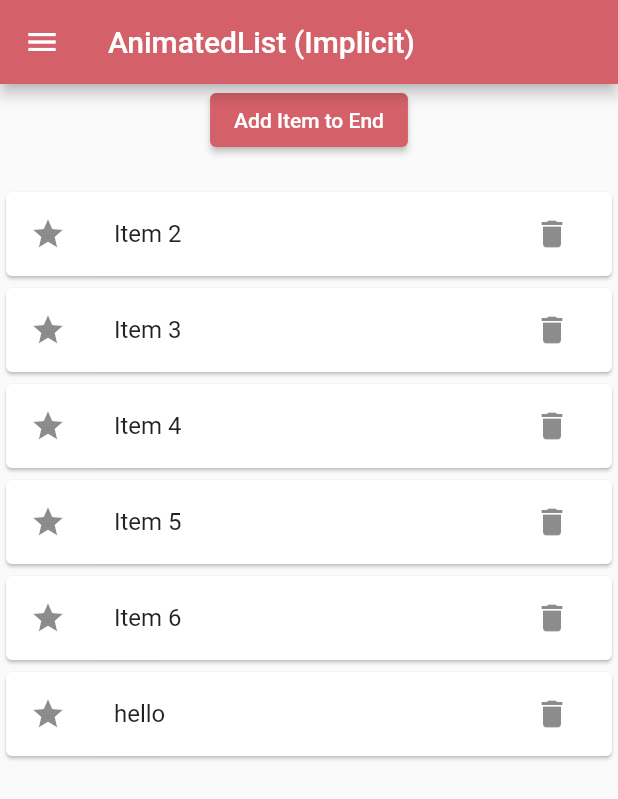
After one commit to BasakK6/flutter_animations, a Flutter app: the AnimatedListPage screen opened directly, after a tap on "Add Item to End", after a tap on the "delete" icon, on a phone screen of 412 x 824 dp. The commit adds this screen. Shown: the top 799 px of the screen. Run offline on Flutter 3.47's test engine with Material 2 defaults, Android fonts, the phone set to English and light mode, and no system bars.

Commit message:
feature: used some of the other animated widgets for implicit animations

```diff
--- a/lib/app_drawer.dart
+++ b/lib/app_drawer.dart
@@ -2,8 +2,12 @@ import 'package:flutter/material.dart';
 import 'package:flutter_animations/core/context_extensions.dart';
 import 'package:flutter_animations/features/implicit_animations/animated_container_page.dart';
 import 'package:flutter_animations/features/implicit_animations/animated_cross_fade_page.dart';
+import 'package:flutter_animations/features/implicit_animations/animated_default_textstyle_page.dart';
+import 'package:flutter_animations/features/implicit_animations/animated_list_page.dart';
+import 'package:flutter_animations/features/implicit_animations/animated_opacity_page.dart';
 import 'package:flutter_animations/features/implicit_animations/animated_padding_page.dart';
 import 'package:flutter_animations/features/implicit_animations/animated_positioned_page.dart';
+import 'package:flutter_animations/features/implicit_animations/animated_rotation_page.dart';
 import 'package:flutter_animations/features/set_state_animations/set_state_animation_page.dart';
 import 'package:flutter_animations/project/constants.dart';
 
@@ -148,6 +152,39 @@ class AppDrawer extends StatelessWidget {
                 newPage: const AnimatedCrossFadePage(),
               );
             }),
+        buildDrawerItem(
+            title: "Animated Opacity",
+            onTap: () {
+              goToPage(
+                context,
+                newPage: const AnimatedOpacityPage(),
+              );
+            }),
+        buildDrawerItem(
+            title: "Animated DefaultTextStyle",
+            onTap: () {
+              goToPage(
+                context,
+                newPage: const AnimatedDefaultTextStylePage(),
+              );
+            }),
+        buildDrawerItem(
+            title: "Animated Rotation",
+            onTap: () {
+              goToPage(
+                context,
+                newPage: const AnimatedRotationPage(),
+              );
+            }),
+        buildDrawerItem(
+            title: "Animated List",
+            onTap: () {
+              goToPage(
+                context,
+                newPage: const AnimatedListPage(),
+              );
+            }),
+
       ],
     );
   }
--- /dev/null
+++ b/lib/features/implicit_animations/animated_list_page.dart
@@ -0,0 +1,115 @@
+import 'package:flutter/material.dart';
+
+import 'package:flutter_animations/app_drawer.dart';
+import 'package:flutter_animations/core/duration_items.dart';
+
+class AnimatedListPage extends StatefulWidget {
+  const AnimatedListPage({Key? key}) : super(key: key);
+
+  @override
+  State<AnimatedListPage> createState() => _AnimatedListPageState();
+}
+
+class _AnimatedListPageState extends State<AnimatedListPage> {
+  final GlobalKey<AnimatedListState> _listKey = GlobalKey();
+  final Tween<Offset> _offset =
+      Tween(begin: const Offset(1, 0), end: Offset.zero);
+
+  List<String> listItems = [
+    "Item 1",
+    "Item 2",
+    "Item 3",
+    "Item 4",
+    "Item 5",
+    "Item 6",
+  ];
+
+  void removeFunction(int index) {
+    listItems.removeAt(index);
+    _listKey.currentState?.removeItem(index, (context, animation) {
+      return SlideTransition(
+        position: animation.drive(_offset),
+        child: ItemCard(
+          item: listItems[index],
+          index: index,
+          removeFunction: removeFunction,
+        ),
+      );
+    }, duration: const DurationItems.durationLow());
+  }
+
+  @override
+  Widget build(BuildContext context) {
+    return Scaffold(
+      appBar: AppBar(
+        title: const Text("AnimatedList (Implicit)"),
+      ),
+      drawer: const AppDrawer(),
+      body: Center(
+        child: Column(
+          mainAxisAlignment: MainAxisAlignment.center,
+          children: [
+            ElevatedButton(
+              onPressed: () {
+                setState(() {
+                  listItems.add("hello");
+                  _listKey.currentState?.insertItem(listItems.length - 1,
+                      duration: const DurationItems.durationLow());
+                });
+              },
+              child: const Text("Add Item to End"),
+            ),
+            const SizedBox(
+              height: 20,
+            ),
+            Expanded(
+              child: AnimatedList(
+                key: _listKey,
+                initialItemCount: listItems.length,
+                itemBuilder: (context, index, animation) {
+                  return  SlideTransition(
+                          position: animation.drive(_offset),
+                          child: ItemCard(
+                            item: listItems[index],
+                            index: index,
+                            removeFunction: removeFunction,
+                          ),
+                        );
+                },
+              ),
+            ),
+          ],
+        ),
+      ),
+    );
+  }
+}
+
+class ItemCard extends StatelessWidget {
+  const ItemCard({
+    required this.item,
+    required this.index,
+    required this.removeFunction,
+    super.key,
+  });
+
+  final String item;
+  final int index;
+  final Function(int index) removeFunction;
+
+  @override
+  Widget build(BuildContext context) {
+    return Card(
+      child: ListTile(
+        leading: const Icon(Icons.star),
+        title: Text(item),
+        trailing: IconButton(
+          onPressed: () {
+            removeFunction(index);
+          },
+          icon: const Icon(Icons.delete),
+        ),
+      ),
+    );
+  }
+}
```
Also changed, not shown: lib/features/implicit_animations/animated_default_textstyle_page.dart (added, +52 -0 lines), lib/features/implicit_animations/animated_opacity_page.dart (added, +48 -0 lines), lib/features/implicit_animations/animated_rotation_page.dart (added, +47 -0 lines).
